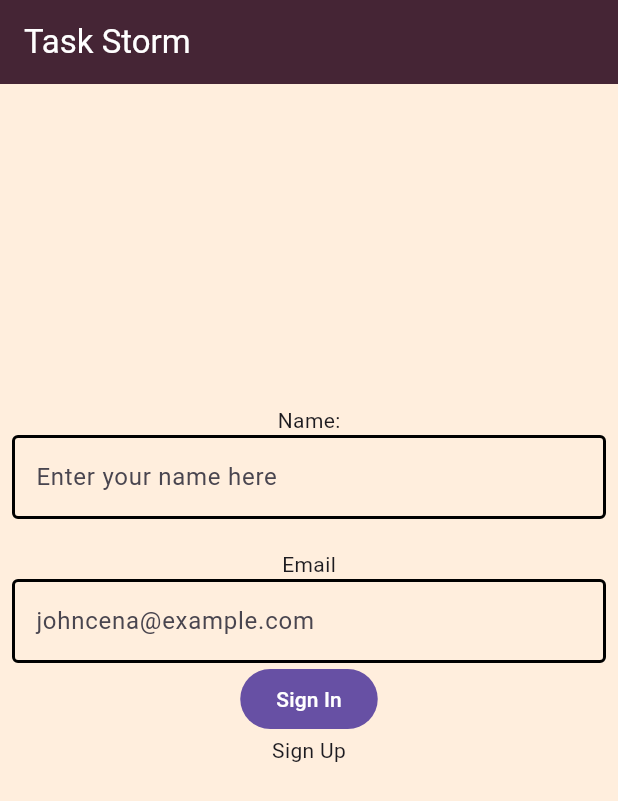
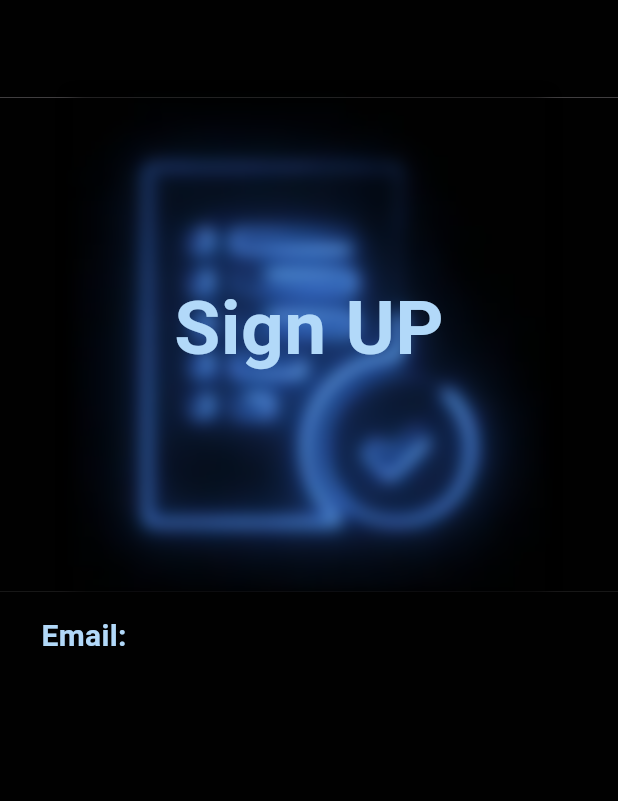
Before and after one commit to Dragolm/taskstorm, a Flutter app: the screen it shows after launch, on a phone screen of 412 x 824 dp. Shown: the top 801 px of the screen. Run offline on Flutter 3.47's test engine with Material 3 defaults, Android fonts, the phone set to English and light mode, and no system bars; our stand-ins replace flutter_dotenv, supabase_flutter; accounts and stored records are empty.

Commit message:
made the background including the blur effect and started on the text of signIn

```diff
--- a/lib/constants.dart
+++ b/lib/constants.dart
@@ -1,10 +1,27 @@
+import 'dart:ui';
+
 import 'package:flutter/material.dart';
 
 //Colors
 const creamyPink = Color(0xFFFFEEDD);
 const brownishPink = Color(0xFF452535);
+const blueText = Color(0xFFB2D9F9);
+const backgroundBlack = Color(0xFF010101);
 
 //routes
 const signUpRoute = '/signUp';
 const signInRoute = '/signIn';
 const homePageRoute = '/home';
+
+// First get the FlutterView.
+FlutterView view = WidgetsBinding.instance.platformDispatcher.views.first;
+
+// // Dimensions in physical pixels (px)
+// Size size = view.physicalSize;
+// double width = size.width;
+// double height = size.height;
+
+// Dimensions in logical pixels (dp)
+Size size = view.physicalSize / view.devicePixelRatio;
+double width = size.width;
+double height = size.height;
--- a/lib/pages/sign_in.dart
+++ b/lib/pages/sign_in.dart
@@ -1,9 +1,13 @@
 import 'dart:developer';
+import 'dart:ui';
 import 'package:flutter/material.dart';
 //import 'package:supabase_flutter/supabase_flutter.dart';
 import 'package:taskstorm/constants.dart';
 //import 'package:taskstorm/main.dart';
 import 'package:taskstorm/auth_services.dart';
+
+var deviceHeight = height;
+var deviceWidth = width;
 
 class SignIn extends StatefulWidget {
   const SignIn({super.key});
@@ -31,79 +35,144 @@ class _SignInState extends State<SignIn> {
 
   @override
   Widget build(BuildContext context) {
+    return SignInUI(context);
+  }
+
+  Scaffold SignInUI(BuildContext context) {
     return Scaffold(
-      backgroundColor: creamyPink,
-      appBar: AppBar(
-        backgroundColor: brownishPink,
-        title: Text('Task Storm', style: TextStyle(color: Colors.white)),
-      ),
-      body: Padding(
-        padding: const EdgeInsets.only(
-          top: 150,
-          bottom: 250,
-          left: 8.0,
-          right: 8.0,
-        ),
-        child: Stack(
+      body: Stack(
         children: [
-            // Container(color: Color(0xFFDDCCBB)),
           Column(
-              mainAxisAlignment: MainAxisAlignment.center,
             children: [
-                const Text('Name:'),
-                TextField(
-                  decoration: InputDecoration(
-                    hintText: 'Enter your name here',
-                    enabledBorder: OutlineInputBorder(
-                      borderSide: BorderSide(color: Colors.black, width: 2.0),
-                    ),
-                    focusedBorder: OutlineInputBorder(
-                      borderSide: BorderSide(color: Colors.black, width: 2.0),
-                    ),
-                  ),
-                  controller: _name,
-                ),
-                SizedBox(height: 20),
-                const Text('Email'),
-                TextField(
-                  controller: _email,
-                  decoration: InputDecoration(
-                    hintText: 'johncena@example.com',
-                    enabledBorder: OutlineInputBorder(
-                      borderSide: BorderSide(color: Colors.black, width: 2.0),
-                    ),
-                    focusedBorder: OutlineInputBorder(
-                      borderSide: BorderSide(color: Colors.black, width: 2.0),
+              Container(color: backgroundBlack, height: 65, width: deviceWidth),
+              Container(
+                color: backgroundBlack,
+                height: deviceHeight / 2.5,
+                width: deviceWidth,
+                child: Container(
+                  child: ImageFiltered(
+                    imageFilter: ImageFilter.blur(sigmaX: 5.0, sigmaY: 5.0),
+                    child: const Image(
+                      image: AssetImage('lib/assets/neon_blue_tasklist.png'),
                     ),
                   ),
                 ),
-                FilledButton(
-                  onPressed: () async {
-                    log(_email.text);
-                    log(_name.text);
-                    final user = await AuthServices().signInService(email: _email.text, password: _name.text.toLowerCase());
-                    log(user?.id.toString() ?? "error");
-                    if (context.mounted) {
-                      Navigator.pushNamedAndRemoveUntil(
-                        context,
-                        homePageRoute,
-                        (_) => false,
-                      );
-                    }
-                  },
-                  child: const Text('Sign In'),
               ),
-                GestureDetector(
-                  child: const Text('Sign Up'),
-                  onTap: () {
-                    Navigator.pushNamedAndRemoveUntil(context, signUpRoute, (_) => false);
-                  },
+              Container(
+                color: backgroundBlack,
+                width: deviceWidth,
+                height: deviceHeight - (deviceHeight / 2.5 + 65),
+              ),
+            ],
+          ),
+          Column(
+            crossAxisAlignment: CrossAxisAlignment.start,
+            children: [
+              SizedBox(height: deviceHeight / 4.5),
+              Center(
+                child: Text(
+                  'Sign UP',
+                  style: TextStyle(
+                    fontSize: 50.0,
+                    color: blueText,
+                    fontWeight: FontWeight.bold,
+                  ),
+                ),
+              ),
+              SizedBox(height: deviceHeight / 6.5),
+              Padding(
+                padding: EdgeInsets.all(deviceWidth / 15),
+                child: Text(
+                  'Email:',
+                  style: TextStyle(
+                    color: blueText,
+                    fontSize: 20,
+                    fontWeight: FontWeight.bold,
+                  ),
+                ),
               ),
             ],
           ),
         ],
       ),
-      ),
     );
   }
 }
+
+//   Scaffold SignInUI(BuildContext context) {
+//     return Scaffold(
+//     backgroundColor: creamyPink,
+//     appBar: AppBar(
+//       backgroundColor: brownishPink,
+//       title: Text('Task Storm', style: TextStyle(color: Colors.white)),
+//     ),
+//     body: Padding(
+//       padding: const EdgeInsets.only(
+//         top: 150,
+//         bottom: 250,
+//         left: 8.0,
+//         right: 8.0,
+//       ),
+//       child: Stack(
+//         children: [
+//           // Container(color: Color(0xFFDDCCBB)),
+//           Column(
+//             mainAxisAlignment: MainAxisAlignment.center,
+//             children: [
+//               const Text('Name:'),
+//               TextField(
+//                 decoration: InputDecoration(
+//                   hintText: 'Enter your name here',
+//                   enabledBorder: OutlineInputBorder(
+//                     borderSide: BorderSide(color: Colors.black, width: 2.0),
+//                   ),
+//                   focusedBorder: OutlineInputBorder(
+//                     borderSide: BorderSide(color: Colors.black, width: 2.0),
+//                   ),
+//                 ),
+//                 controller: _name,
+//               ),
+//               SizedBox(height: 20),
+//               const Text('Email'),
+//               TextField(
+//                 controller: _email,
+//                 decoration: InputDecoration(
+//                   hintText: 'johncena@example.com',
+//                   enabledBorder: OutlineInputBorder(
+//                     borderSide: BorderSide(color: Colors.black, width: 2.0),
+//                   ),
+//                   focusedBorder: OutlineInputBorder(
+//                     borderSide: BorderSide(color: Colors.black, width: 2.0),
+//                   ),
+//                 ),
+//               ),
+//               FilledButton(
+//                 onPressed: () async {
+//                   log(_email.text);
+//                   log(_name.text);
+//                   final user = await AuthServices().signInService(email: _email.text, password: _name.text.toLowerCase());
+//                   log(user?.id.toString() ?? "error");
+//                   if (context.mounted) {
+//                     Navigator.pushNamedAndRemoveUntil(
+//                       context,
+//                       homePageRoute,
+//                       (_) => false,
+//                     );
+//                   }
+//                 },
+//                 child: const Text('Sign In'),
+//               ),
+//               GestureDetector(
+//                 child: const Text('Sign Up'),
+//                 onTap: () {
+//                   Navigator.pushNamedAndRemoveUntil(context, signUpRoute, (_) => false);
+//                 },
+//               ),
+//             ],
+//           ),
+//         ],
+//       ),
+//     ),
+//   );
+//   }
+// }
```
Also changed, not shown: lib/assets/image 3.png (added). Lines whose indentation alone changed are shown as unchanged.
